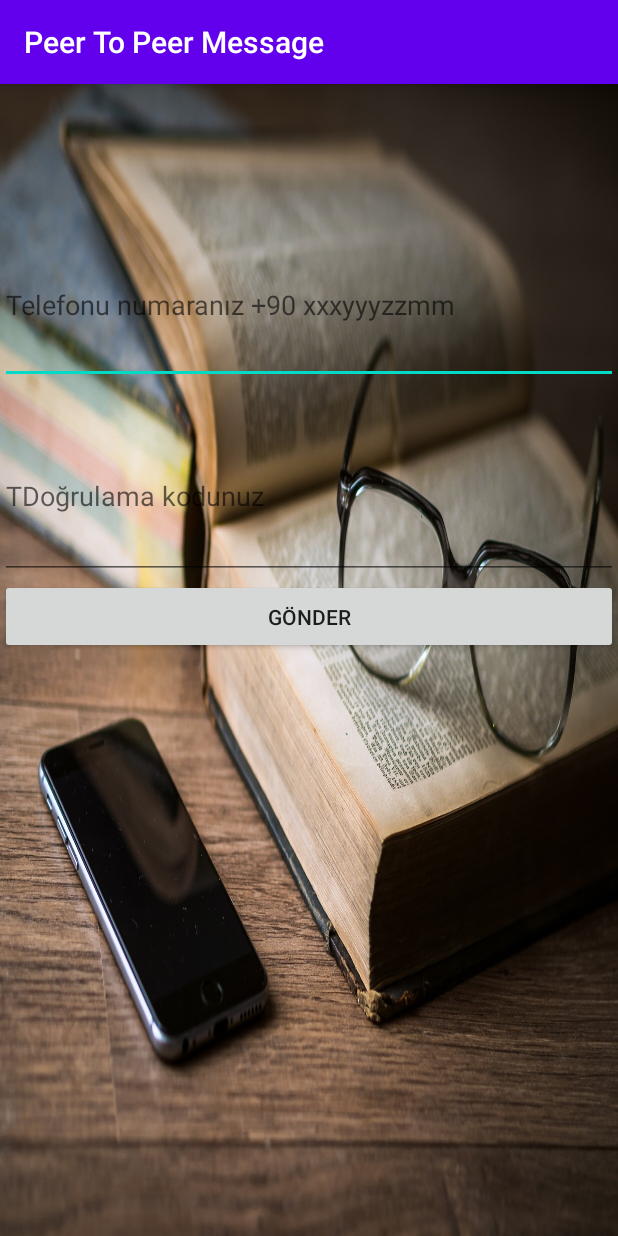
After one commit to hamitmizrak/Android_PeerToPeerMessage, an Android app: the TelephoneValidation screen opened directly, with no data from a screen before it, on a phone screen of 412 x 824 dp. The commit adds this screen. Run offline under Robolectric (Android 15) with nearby library versions, the phone set to English and light mode, and no system bars; our stand-ins replace Firebase (no records; nobody signed in at launch, a user with empty details on screens opened directly).

Commit message:
Telephone ,Validation

```diff
--- a/app/src/main/res/layout/activity_main.xml
+++ b/app/src/main/res/layout/activity_main.xml
@@ -132,11 +132,11 @@
                     />
 
                 <de.hdodenhof.circleimageview.CircleImageView
+                    android:id="@+id/main_button_telephone"
                     android:layout_width="40dp"
                     android:layout_height="40dp"
                     android:layout_marginRight="20dp"
-                    android:src="@drawable/cellphone"
-                    android:id="@+id/main_button_telephone"/>
+                    android:src="@drawable/cellphone" />
 
                 <de.hdodenhof.circleimageview.CircleImageView
                     android:layout_width="40dp"
--- /dev/null
+++ b/app/src/main/res/layout/activity_telephone_validation.xml
@@ -0,0 +1,35 @@
+<?xml version="1.0" encoding="utf-8"?>
+<LinearLayout xmlns:android="http://schemas.android.com/apk/res/android"
+    xmlns:app="http://schemas.android.com/apk/res-auto"
+    xmlns:tools="http://schemas.android.com/tools"
+    android:layout_width="match_parent"
+    android:layout_height="match_parent"
+    android:orientation="vertical"
+    android:background="@drawable/background"
+    tools:context=".TelephoneValidation">
+
+    <EditText
+        android:id="@+id/phoneNumberEditTextId"
+        android:layout_width="match_parent"
+        android:layout_height="110dp"
+        android:layout_marginTop="90dp"
+        android:hint="Telefonu numaranız +90 xxxyyyzzmm"
+        android:textColor="#ffffff"
+        android:paddingTop="15dp"/>
+
+    <EditText
+        android:id="@+id/phoneCodeEditTextId"
+        android:layout_width="match_parent"
+        android:layout_height="110dp"
+        android:layout_marginTop="20dp"
+        android:hint="TDoğrulama kodunuz"
+        android:inputType="textPassword"/>
+
+    <Button
+        android:id="@+id/confirmationButtonId"
+        android:layout_width="match_parent"
+        android:layout_height="50dp"
+        android:text="Gönder"
+        />
+
+</LinearLayout>
```
Also changed, not shown: app/src/main/AndroidManifest.xml (+15 -19 lines), app/src/main/java/com/hamitmizrak/peertopeermessage/MainActivity.java (+27 -10 lines), app/src/main/java/com/hamitmizrak/peertopeermessage/TelephoneValidation.java (added, +197 -0 lines).
